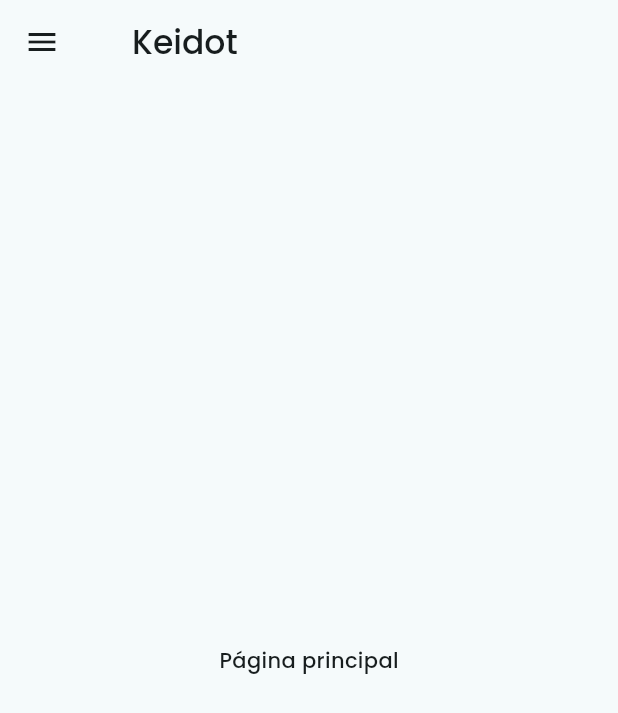
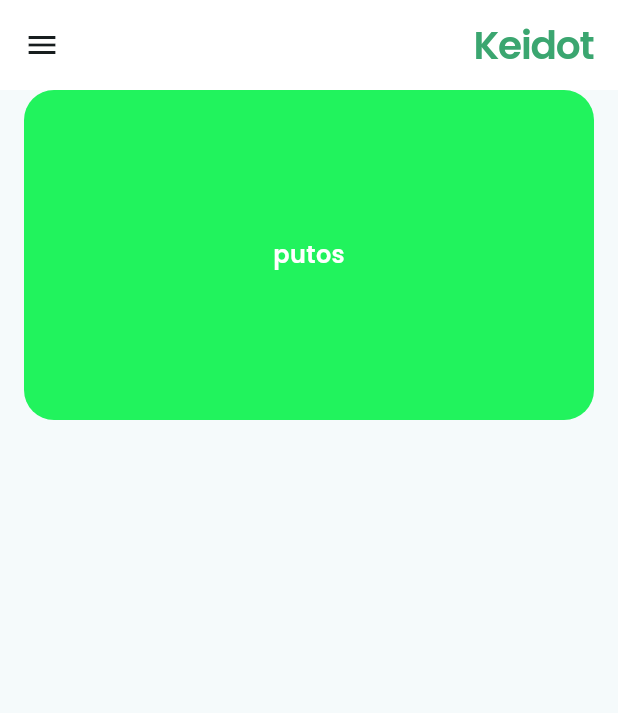
Before and after one commit to spricew/Keidot-Project, a Flutter app: the Homepage screen opened directly, on a phone screen of 412 x 824 dp. Shown: the top 713 px of the screen. Run offline on Flutter 3.47's test engine with Material 3 defaults, Android fonts, the phone set to English and light mode, and no system bars; our stand-ins replace file_picker.

Commit message:
correcciones home v1

```diff
--- a/lib/presentation/screens/homePage.dart
+++ /dev/null
@@ -1,42 +0,0 @@
-import 'package:flutter/material.dart';
-
-class Homepage extends StatelessWidget {
-  const Homepage({super.key});
-
-  @override
-  Widget build(BuildContext context) {
-    return Scaffold(
-      appBar: AppBar(
-        automaticallyImplyLeading: false,
-        leading: Padding(
-          padding: const EdgeInsets.all(8.0), // Padding alrededor del menú
-          child: PopupMenuButton(
-            itemBuilder: (BuildContext context) {
-              return [
-                PopupMenuItem(
-                  child: InkWell(
-                    child: const Text("Modificar"),
-                    onTap: () {
-                      Navigator.pop(context);
-                      // ignore: avoid_print
-                      print("Estas en Modificar");
-                    },
-                  ),
-                )
-              ];
-            },
-            icon: const Icon(Icons.menu),
-          ),
-        ),
-        title: const Padding(
-          padding: EdgeInsets.symmetric(
-              horizontal: 16.0), // Padding horizontal al título
-          child: Text('Keidot'),
-        ),
-      ),
-      body: const Center(
-        child: Text('Página principal'),
-      ),
-    );
-  }
-}
--- /dev/null
+++ b/lib/presentation/screens/home_page.dart
@@ -0,0 +1,71 @@
+import 'package:flutter/material.dart';
+import 'package:test_app/config/theme/app_theme.dart';
+import 'package:test_app/widgets/home_appbar.dart';
+
+class Homepage extends StatelessWidget {
+  const Homepage({super.key});
+
+  @override
+  Widget build(BuildContext context) {
+    return Scaffold(
+      appBar: AppBar(
+        toolbarHeight: 60,
+        backgroundColor: Colors.white,
+        automaticallyImplyLeading: false, // Desactiva el ícono de regresar
+        leading: PopupMenuButton(
+          // Mueve el menú al lado izquierdo
+          itemBuilder: (BuildContext context) {
+            return [
+              PopupMenuItem(
+                child: InkWell(
+                  child: const Text("Modificar"),
+                  onTap: () {
+                    Navigator.pop(context);
+                    // ignore: avoid_print
+                    print("Estas en Modificar");
+                  },
+                ),
+              )
+            ];
+          },
+          icon: const Icon(Icons.menu),
+        ),
+        title: const Align(
+          // Mueve el título hacia la derecha
+          alignment: Alignment.centerRight,
+          child: Text(
+            'Keidot',
+            style: TextStyle(
+              fontSize: 26,
+              fontWeight: FontWeight.w600,
+              letterSpacing: -0.8,
+              color: greenHigh,
+            ),
+          ),
+        ),
+      ),
+      body: Padding(
+        padding: const EdgeInsets.symmetric(vertical: 0, horizontal: 16),
+        child: Container(
+          width: double.infinity, // Ancho del contenedor
+          height: 220, // Altura del contenedor
+          decoration: const BoxDecoration(
+            color: Color.fromARGB(255, 33, 243, 93), // Color de fondo
+            borderRadius:
+                BorderRadius.all(Radius.circular(20)), // Bordes redondeados
+          ),
+          child: const Center(
+            child: Text(
+              'putos',
+              style: TextStyle(
+                color: Colors.white,
+                fontWeight: FontWeight.bold,
+                fontSize: 16,
+              ),
+            ),
+          ),
+        ),
+      ),
+    );
+  }
+}
--- a/lib/presentation/screens/login_screen.dart
+++ b/lib/presentation/screens/login_screen.dart
@@ -1,6 +1,6 @@
 import 'package:flutter/material.dart';
 import 'package:test_app/config/theme/app_theme.dart';
-import 'package:test_app/presentation/screens/homePage.dart';
+import 'package:test_app/presentation/screens/home_page.dart';
 import 'package:test_app/presentation/screens/register_screen.dart';
 import 'package:test_app/widgets/custom_input.dart';
 import 'package:test_app/widgets/custom_button.dart';
```
Also changed, not shown: lib/widgets/home_appbar.dart (added, +49 -0 lines).
